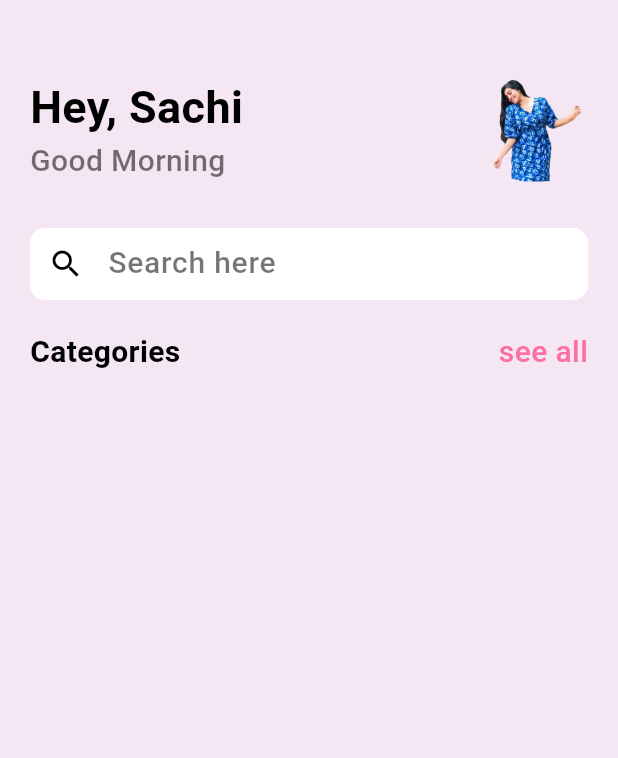
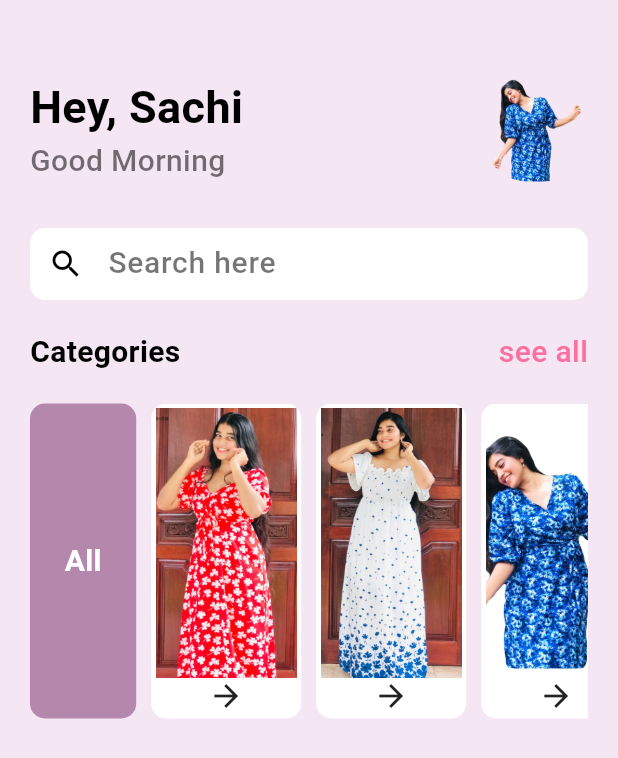
Before and after one commit to Dayani-Hewawasam/e-commerce, a Flutter app: the screen it shows after launch, on a phone screen of 412 x 824 dp. Shown: the top 758 px of the screen. Run offline on Flutter 3.47's test engine with Material 3 defaults, Android fonts, the phone set to English and light mode, and no system bars.

Commit message:
developing the home page

```diff
--- a/sandu_fashion/lib/pages/home.dart
+++ b/sandu_fashion/lib/pages/home.dart
@@ -9,6 +9,12 @@ class Home extends StatefulWidget {
 }
 
 class _HomeState extends State<Home> {
+  List categories = [
+    "images/298-2.JPEG",
+    "images/303-maxi-1.JPEG",
+    "images/hero2.png",
+    "images/blackblouse-3.jpeg"
+  ];
   @override
   Widget build(BuildContext context) {
     return Scaffold(
@@ -72,6 +78,40 @@ class _HomeState extends State<Home> {
                         fontSize: 20.0,
                         fontWeight: FontWeight.w500))
               ],
+            ),
+            SizedBox(
+              height: 20.0,
+            ),
+            Row(
+              children: [
+                Container(
+                  height: 210.0,
+                  padding: EdgeInsets.all(23.0),
+                  margin: EdgeInsets.only(right: 10.0),
+                  decoration: BoxDecoration(
+                      color: const Color.fromARGB(255, 180, 135, 172),
+                      borderRadius: BorderRadius.circular(10)),
+                  child: Center(
+                      child: Text("All",
+                          style: TextStyle(
+                              color: Colors.white,
+                              fontSize: 20.0,
+                              fontWeight: FontWeight.bold))),
+                ),
+                Expanded(
+                  child: Container(
+                    height: 210.0,
+                    child: ListView.builder(
+                        padding: EdgeInsets.zero,
+                        itemCount: categories.length,
+                        shrinkWrap: true,
+                        scrollDirection: Axis.horizontal,
+                        itemBuilder: (context, index) {
+                          return CategoryTile(image: categories[index]);
+                        }),
+                  ),
+                ),
+              ],
             )
           ],
         ),
@@ -79,3 +119,32 @@ class _HomeState extends State<Home> {
     );
   }
 }
+
+class CategoryTile extends StatelessWidget {
+  String image;
+  CategoryTile({required this.image});
+
+  @override
+  Widget build(BuildContext context) {
+    return Container(
+      padding: EdgeInsets.all(3.0),
+      margin: EdgeInsets.only(right: 10.0),
+      decoration: BoxDecoration(
+          color: Colors.white, borderRadius: BorderRadius.circular(10)),
+      height: 180.0,
+      width: 100.0,
+      child: Column(
+        mainAxisAlignment: MainAxisAlignment.spaceBetween,
+        children: [
+          Image.asset(
+            image,
+            height: 180.0,
+            width: 100.0,
+            fit: BoxFit.cover,
+          ),
+          Icon(Icons.arrow_forward)
+        ],
+      ),
+    );
+  }
+}
```
Also changed, not shown: sandu_fashion/images/290-3.jpeg (added), sandu_fashion/images/298-2.JPEG (added), sandu_fashion/images/303-maxi-1.JPEG (added), sandu_fashion/images/Puffsleevemini-3.jpeg (added), sandu_fashion/images/blackblouse-3.jpeg (added), sandu_fashion/images/whiteblouse-3.jpeg (added).
